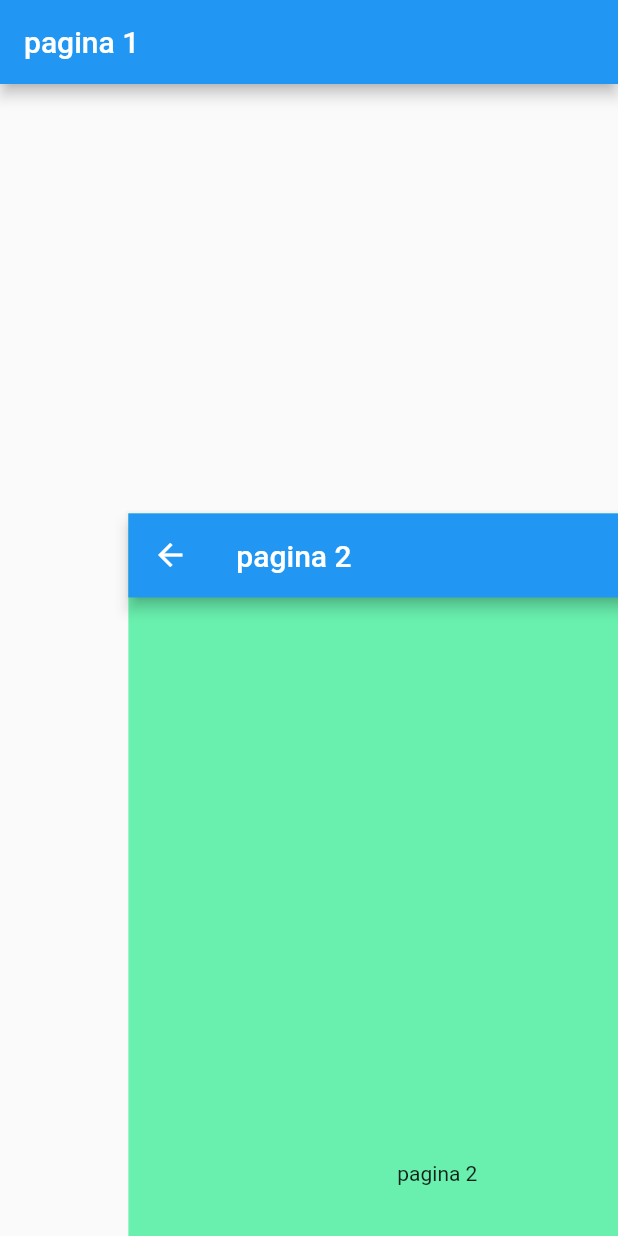
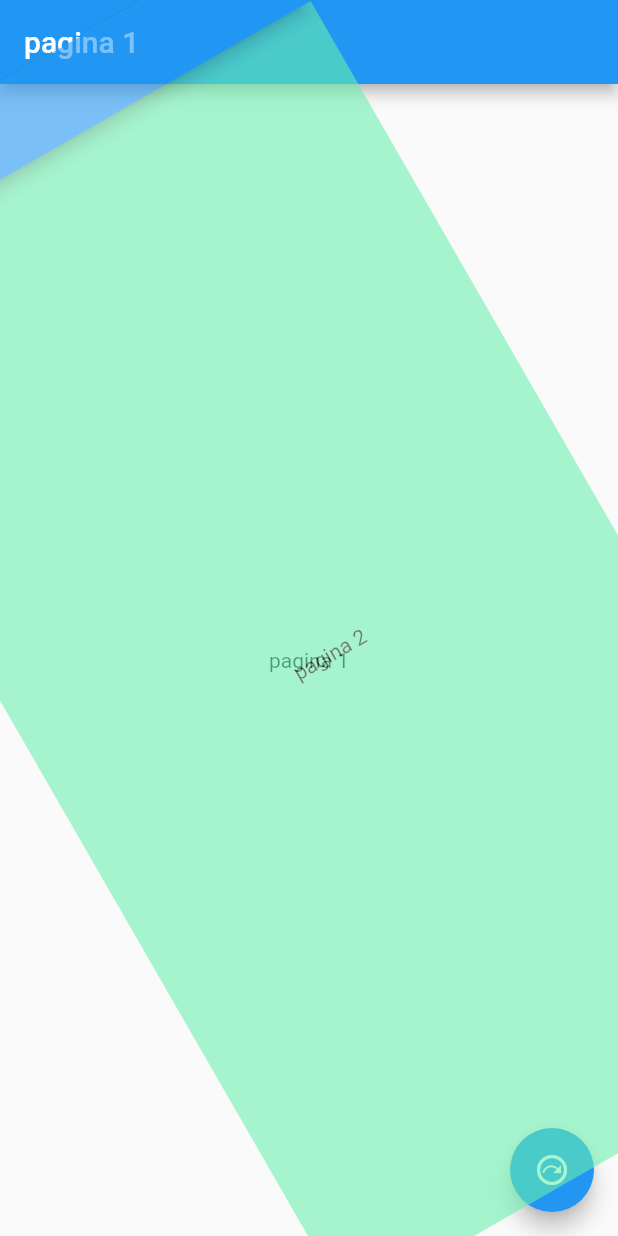
Before and after one commit to DannyStrelok/flutter_screen_transitions, a Flutter app: the screen it shows after launch, after a tap on the "next plan" icon, on a phone screen of 412 x 824 dp. Run offline on Flutter 3.47's test engine with Material 2 defaults, Android fonts, the phone set to English and light mode, and no system bars.

Commit message:
ejemplos de transiciones

```diff
--- a/lib/scr/screens/pagina1_screen.dart
+++ b/lib/scr/screens/pagina1_screen.dart
@@ -30,11 +30,35 @@ class Page1Screen extends StatelessWidget {
           final curveAnimation =
               CurvedAnimation(parent: animation, curve: Curves.easeInOut);
 
-          return SlideTransition(
-            position: Tween<Offset>(begin: Offset(0.5, 1.0), end: Offset.zero)
-                .animate(curveAnimation),
-            child: child,
+          // return SlideTransition(
+          //   position: Tween<Offset>(begin: Offset(0.5, 1.0), end: Offset.zero)
+          //       .animate(curveAnimation),
+          //   child: child,
+          // );
+
+          // return ScaleTransition(
+          //   child: child,
+          //     scale: Tween<double>(begin: 0.0, end: 1.0).animate(curveAnimation)
+          // );
+
+          // return RotationTransition(
+          //   child: child,
+          //     turns: Tween<double>(begin: 0.9, end: 1).animate(curveAnimation)
+          // );
+
+          // return FadeTransition(
+          //   child: child,
+          //     opacity: Tween<double>(begin: 0.0, end: 1.0).animate(curveAnimation)
+          // );
+
+          return RotationTransition(
+            child: FadeTransition(
+                child: child,
+                  opacity: Tween<double>(begin: 0.0, end: 1.0).animate(curveAnimation)
+              ),
+              turns: Tween<double>(begin: 0.8, end: 1).animate(curveAnimation)
           );
+
         });
   }
 }
```
